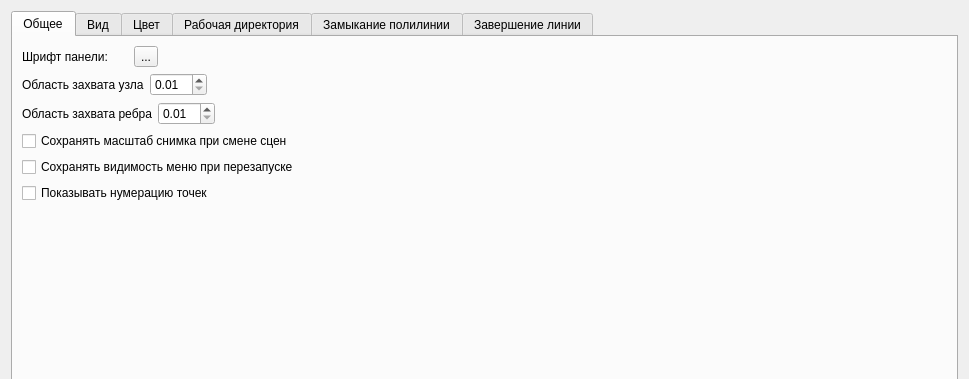
The window that src/qlabelme/widgets/settings.ui (mariekarelina/QLabelMe) describes before a commit, drawn with Qt 5; both pictures show x 0 to 969 and y 0 to 379 of the 969 by 600 pixel window.
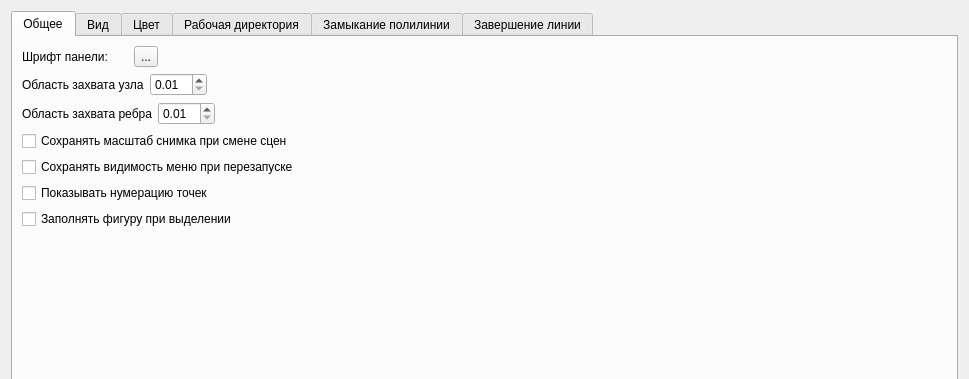
The same window after the commit. The open tabs and pages were chosen to show the change.

What changed in the file:
```diff
--- a/src/qlabelme/widgets/settings.ui
+++ b/src/qlabelme/widgets/settings.ui
@@ -174,6 +174,13 @@
          </property>
         </widget>
        </item>
+       <item>
+        <widget class="QCheckBox" name="fillShapeWhenSelected">
+         <property name="text">
+          <string>Заполнять фигуру при выделении</string>
+         </property>
+        </widget>
+       </item>
        <item>
         <spacer name="verticalSpacer_3">
          <property name="orientation">
```
Left out of the diff: 2 changed lines with no effect on the pictures.
